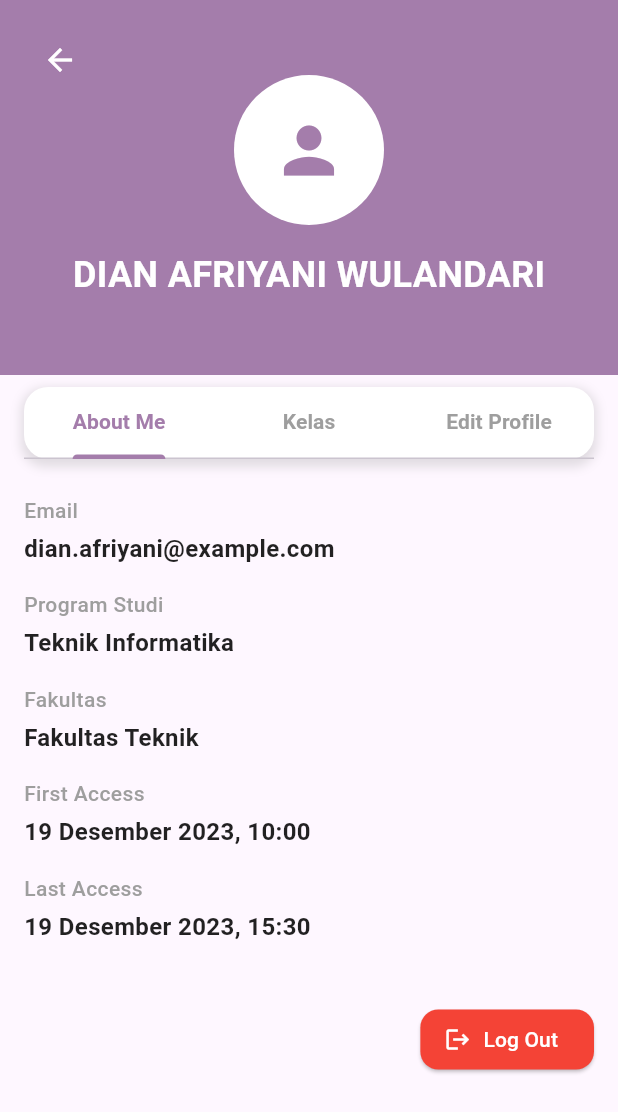
After one commit to Afriyaniwulandari/LearningMS, a Flutter app: the MyHomePage screen opened directly, after a tap on "Hallo,", on a phone screen of 412 x 824 dp. The commit adds this screen. Shown: the top 1112 px of the screen. Run offline on Flutter 3.47's test engine with Material 3 defaults, Android fonts, the phone set to English and light mode, and no system bars.

Commit message:
Menambahkan Halaman Profile + Menyesuaikan semuanya

```diff
--- a/lib/home_screen.dart
+++ b/lib/home_screen.dart
@@ -1,5 +1,6 @@
 import 'package:flutter/material.dart';
 import 'kelas_page.dart';
+import 'profile_page.dart';
 
 class MyHomePage extends StatefulWidget {
   const MyHomePage({super.key, required this.title});
@@ -28,8 +29,16 @@ class _MyHomePageState extends State<MyHomePage> {
   @override
   Widget build(BuildContext context) {
     return Scaffold(
-      appBar: PreferredSize(
+      appBar: _selectedIndex == 0
+          ? PreferredSize(
               preferredSize: const Size.fromHeight(120),
+              child: GestureDetector(
+                onTap: () {
+                  Navigator.push(
+                    context,
+                    MaterialPageRoute(builder: (_) => const ProfilePage()),
+                  );
+                },
                 child: Container(
                   color: const Color(0xFFA47DAB),
                   child: SafeArea(
@@ -38,10 +47,7 @@ class _MyHomePageState extends State<MyHomePage> {
                         horizontal: 16.0,
                         vertical: 8.0,
                       ),
-              child: Row(
-                mainAxisAlignment: MainAxisAlignment.spaceBetween,
-                children: [
-                  Column(
+                      child: Column(
                         crossAxisAlignment: CrossAxisAlignment.start,
                         mainAxisAlignment: MainAxisAlignment.center,
                         children: const [
@@ -59,40 +65,12 @@ class _MyHomePageState extends State<MyHomePage> {
                           ),
                         ],
                       ),
-                  Column(
-                    mainAxisAlignment: MainAxisAlignment.center,
-                    children: [
-                      Container(
-                        padding: const EdgeInsets.symmetric(
-                          horizontal: 8,
-                          vertical: 4,
-                        ),
-                        decoration: BoxDecoration(
-                          color: Colors.white.withOpacity(0.2),
-                          borderRadius: BorderRadius.circular(12),
-                        ),
-                        child: const Text(
-                          'MAHASISWA',
-                          style: TextStyle(
-                            color: Colors.white,
-                            fontSize: 12,
-                            fontWeight: FontWeight.w600,
-                          ),
-                        ),
-                      ),
-                      const SizedBox(height: 8),
-                      const CircleAvatar(
-                        backgroundColor: Colors.white,
-                        child: Icon(Icons.person, color: Color(0xFFA47DAB)),
-                      ),
-                    ],
-                  ),
-                ],
                     ),
                   ),
                 ),
               ),
-      ),
+            )
+          : null,
       body: _widgetOptions[_selectedIndex],
       bottomNavigationBar: BottomNavigationBar(
         type: BottomNavigationBarType.fixed,
@@ -233,7 +211,7 @@ class HomeContent extends StatelessWidget {
                     const Text(
                       'Maintenance Pra UAS Semester Genap 2020/2021',
                       style: TextStyle(
-                        fontSize: 16,
+                        fontSize: 15,
                         fontWeight: FontWeight.bold,
                         color: Colors.black87,
                       ),
@@ -241,12 +219,16 @@ class HomeContent extends StatelessWidget {
                     const SizedBox(height: 8),
                     Container(
                       height: 100,
+                      padding: const EdgeInsets.all(4), // 🔥 sisa tipis
                       decoration: BoxDecoration(
-                        color: Colors.grey[200],
                         borderRadius: BorderRadius.circular(8),
                       ),
-                      child: const Center(
-                        child: Icon(Icons.build, size: 48, color: Colors.grey),
+                      child: ClipRRect(
+                        borderRadius: BorderRadius.circular(6),
+                        child: Image.asset(
+                          'image/warning.jpg',
+                          fit: BoxFit.cover,
+                        ),
                       ),
                     ),
                   ],
--- a/lib/main.dart
+++ b/lib/main.dart
@@ -13,6 +13,7 @@ class MyApp extends StatelessWidget {
   @override
   Widget build(BuildContext context) {
     return MaterialApp(
+      debugShowCheckedModeBanner: false, // 🔥 WAJIB
       title: 'U Learn',
       theme: ThemeData(
         colorScheme: ColorScheme.fromSeed(seedColor: Colors.deepPurple),
--- /dev/null
+++ b/lib/profile_page.dart
@@ -0,0 +1,393 @@
+import 'package:flutter/material.dart';
+import 'login_screen.dart';
+
+class ProfilePage extends StatefulWidget {
+  const ProfilePage({super.key});
+
+  @override
+  State<ProfilePage> createState() => _ProfilePageState();
+}
+
+class _ProfilePageState extends State<ProfilePage> {
+  // User info state
+  String email = 'dian.afriyani@example.com';
+  String programStudi = 'Teknik Informatika';
+  String fakultas = 'Fakultas Teknik';
+  String riwayatLogin = 'Terakhir login: 19 Desember 2023, 15:30';
+
+  // Controllers for edit form
+  final TextEditingController _firstNameController = TextEditingController();
+  final TextEditingController _lastNameController = TextEditingController();
+  final TextEditingController _emailController = TextEditingController();
+  final TextEditingController _countryController = TextEditingController();
+  final TextEditingController _descriptionController = TextEditingController();
+
+  @override
+  void dispose() {
+    _firstNameController.dispose();
+    _lastNameController.dispose();
+    _emailController.dispose();
+    _countryController.dispose();
+    _descriptionController.dispose();
+    super.dispose();
+  }
+
+  @override
+  Widget build(BuildContext context) {
+    return Scaffold(
+      body: Column(
+        children: [
+          // Custom Header
+          Container(
+            height: 250,
+            decoration: const BoxDecoration(color: Color(0xFFA47DAB)),
+            child: SafeArea(
+              child: Stack(
+                children: [
+                  // Back Button
+                  Positioned(
+                    top: 16,
+                    left: 16,
+                    child: IconButton(
+                      icon: const Icon(Icons.arrow_back, color: Colors.white),
+                      onPressed: () => Navigator.of(context).pop(),
+                    ),
+                  ),
+                  // Profile Content
+                  Center(
+                    child: Column(
+                      mainAxisAlignment: MainAxisAlignment.center,
+                      children: const [
+                        CircleAvatar(
+                          radius: 50,
+                          backgroundColor: Colors.white,
+                          child: Icon(
+                            Icons.person,
+                            size: 50,
+                            color: Color(0xFFA47DAB),
+                          ),
+                        ),
+                        SizedBox(height: 16),
+                        Text(
+                          'DIAN AFRIYANI WULANDARI',
+                          style: TextStyle(
+                            color: Colors.white,
+                            fontSize: 24,
+                            fontWeight: FontWeight.bold,
+                          ),
+                        ),
+                      ],
+                    ),
+                  ),
+                ],
+              ),
+            ),
+          ),
+          // Tab Content
+          Expanded(
+            child: DefaultTabController(
+              length: 3,
+              child: Column(
+                children: [
+                  // TabBar in white container
+                  Container(
+                    margin: const EdgeInsets.symmetric(
+                      horizontal: 16,
+                      vertical: 8,
+                    ),
+                    decoration: BoxDecoration(
+                      color: Colors.white,
+                      borderRadius: BorderRadius.circular(16),
+                      boxShadow: [
+                        BoxShadow(
+                          color: Colors.grey.withOpacity(0.3),
+                          spreadRadius: 2,
+                          blurRadius: 5,
+                          offset: const Offset(0, 3),
+                        ),
+                      ],
+                    ),
+                    child: const TabBar(
+                      indicatorColor: Color(0xFFA47DAB),
+                      labelColor: Color(0xFFA47DAB),
+                      unselectedLabelColor: Colors.grey,
+                      labelStyle: TextStyle(fontWeight: FontWeight.bold),
+                      tabs: [
+                        Tab(text: 'About Me'),
+                        Tab(text: 'Kelas'),
+                        Tab(text: 'Edit Profile'),
+                      ],
+                    ),
+                  ),
+                  // TabBarView
+                  Expanded(
+                    child: TabBarView(
+                      children: [
+                        _buildAboutMeTab(),
+                        _buildKelasTab(),
+                        _buildEditProfileTab(),
+                      ],
+                    ),
+                  ),
+                ],
+              ),
+            ),
+          ),
+        ],
+      ),
+    );
+  }
+
+  Widget _buildAboutMeTab() {
+    return SingleChildScrollView(
+      padding: const EdgeInsets.all(16.0),
+      child: Column(
+        crossAxisAlignment: CrossAxisAlignment.start,
+        children: [
+          _buildInfoRow('Email', email),
+          const SizedBox(height: 16),
+          _buildInfoRow('Program Studi', programStudi),
+          const SizedBox(height: 16),
+          _buildInfoRow('Fakultas', fakultas),
+          const SizedBox(height: 16),
+          _buildInfoRow('First Access', '19 Desember 2023, 10:00'),
+          const SizedBox(height: 16),
+          _buildInfoRow('Last Access', '19 Desember 2023, 15:30'),
+          const SizedBox(height: 40),
+          Align(
+            alignment: Alignment.centerRight,
+            child: ElevatedButton.icon(
+              onPressed: () {
+                Navigator.pushReplacement(
+                  context,
+                  MaterialPageRoute(builder: (_) => const LoginScreen()),
+                );
+              },
+              icon: const Icon(Icons.logout),
+              label: const Text('Log Out'),
+              style: ElevatedButton.styleFrom(
+                backgroundColor: Colors.red,
+                foregroundColor: Colors.white,
+                shape: RoundedRectangleBorder(
+                  borderRadius: BorderRadius.circular(12),
+                ),
+              ),
+            ),
+          ),
+        ],
+      ),
+    );
+  }
+
+  Widget _buildInfoRow(String label, String value) {
+    return Column(
+      crossAxisAlignment: CrossAxisAlignment.start,
+      children: [
+        Text(
+          label,
+          style: const TextStyle(
+            fontSize: 14,
+            color: Colors.grey,
+            fontWeight: FontWeight.w500,
+          ),
+        ),
+        const SizedBox(height: 4),
+        Text(
+          value,
+          style: const TextStyle(
+            fontSize: 16,
+            color: Colors.black87,
+            fontWeight: FontWeight.w600,
+          ),
+        ),
+      ],
+    );
+  }
+
+  Widget _buildKelasTab() {
+    return SingleChildScrollView(
+      padding: const EdgeInsets.all(16.0),
+      child: Column(
+        children: courses.map((course) {
+          return Card(
+            elevation: 4,
+            shape: RoundedRectangleBorder(
+              borderRadius: BorderRadius.circular(16),
+            ),
+            margin: const EdgeInsets.only(bottom: 16),
+            child: Padding(
+              padding: const EdgeInsets.all(16.0),
+              child: Row(
+                children: [
+                  Container(
+                    width: 60,
+                    height: 60,
+                    decoration: BoxDecoration(
+                      borderRadius: BorderRadius.circular(12),
+                    ),
+                    child: ClipRRect(
+                      borderRadius: BorderRadius.circular(12),
+                      child: Image.asset(course['image']!, fit: BoxFit.cover),
+                    ),
+                  ),
+                  const SizedBox(width: 16),
+                  Expanded(
+                    child: Column(
+                      crossAxisAlignment: CrossAxisAlignment.start,
+                      children: [
+                        Text(
+                          course['name']!,
+                          style: const TextStyle(
+                            fontSize: 16,
+                            fontWeight: FontWeight.bold,
+                            color: Colors.black87,
+                          ),
+                        ),
+                        const SizedBox(height: 4),
+                        Text(
+                          course['code']!,
+                          style: const TextStyle(
+                            fontSize: 14,
+                            color: Colors.grey,
+                          ),
+                        ),
+                        const SizedBox(height: 4),
+                        Text(
+                          'Tanggal Mulai: 1 Januari 2023',
+                          style: const TextStyle(
+                            fontSize: 12,
+                            color: Colors.grey,
+                          ),
+                        ),
+                      ],
+                    ),
+                  ),
+                ],
+              ),
+            ),
+          );
+        }).toList(),
+      ),
+    );
+  }
+
+  Widget _buildEditProfileTab() {
+    return SingleChildScrollView(
+      padding: const EdgeInsets.all(16.0),
+      child: Column(
+        children: [
+          TextFormField(
+            controller: _firstNameController,
+            decoration: const InputDecoration(
+              labelText: 'Nama Depan',
+              border: OutlineInputBorder(),
+            ),
+          ),
+          const SizedBox(height: 16),
+          TextFormField(
+            controller: _lastNameController,
+            decoration: const InputDecoration(
+              labelText: 'Nama Belakang',
+              border: OutlineInputBorder(),
+            ),
+          ),
+          const SizedBox(height: 16),
+          TextFormField(
+            controller: _emailController,
+            decoration: const InputDecoration(
+              labelText: 'Email',
+              border: OutlineInputBorder(),
+            ),
+          ),
+          const SizedBox(height: 16),
+          TextFormField(
+            controller: _countryController,
+            decoration: const InputDecoration(
+              labelText: 'Negara',
+              border: OutlineInputBorder(),
+            ),
+          ),
+          const SizedBox(height: 16),
+          TextFormField(
+            controller: _descriptionController,
+            decoration: const InputDecoration(
+              labelText: 'Deskripsi',
+              border: OutlineInputBorder(),
+            ),
+            maxLines: 3,
+          ),
+          const SizedBox(height: 24),
+          Center(
+            child: ElevatedButton(
+              onPressed: () {
+                setState(() {
+                  email = _emailController.text;
+                });
+                ScaffoldMessenger.of(context).showSnackBar(
+                  const SnackBar(content: Text('Profile updated')),
+                );
+              },
+              style: ElevatedButton.styleFrom(
+                backgroundColor: const Color(0xFFA47DAB),
+                foregroundColor: Colors.white,
+                minimumSize: const Size(200, 50),
+                shape: RoundedRectangleBorder(
+                  borderRadius: BorderRadius.circular(12),
+                ),
+              ),
+              child: const Text(
+                'Simpan',
+                style: TextStyle(fontSize: 16, fontWeight: FontWeight.bold),
+              ),
+            ),
+          ),
+        ],
+      ),
+    );
+  }
+}
+
+const List<Map<String, dynamic>> courses = [
+  {
+    'name': 'DESAIN ANTARMUKA & PENGALAMAN PENGGUNA',
+    'code': 'UID101 - Dr. Ahmad',
+    'progress': 89,
+    'image': 'image/desain.png',
+  },
+  {
+    'name': 'KEWARGANEGARAAN',
+    'code': 'KW101 - Prof. Siti',
+    'progress': 86,
+    'image': 'image/pkn.png',
+  },
+  {
+    'name': 'SISTEM OPERASI',
+    'code': 'SO101 - Dr. Budi',
+    'progress': 90,
+    'image': 'image/sistem.png',
+  },
+  {
+    'name': 'PEMROGRAMAN PERANGKAT BERGERAK MULTIMEDIA',
+    'code': 'PPBM101 - Dr. Rina',
+    'progress': 90,
+    'image': 'image/bergerak.png',
+  },
+  {
+    'name': 'BAHASA INGGRIS: BUSINESS AND SCIENTIFIC',
+    'code': 'ENG101 - Ms. Lisa',
+    'progress': 90,
+    'image': 'image/Inggris.png',
+  },
+  {
+    'name': 'PEMROGRAMAN MULTIMEDIA INTERAKTIF',
+    'code': 'PMI101 - Dr. Eko',
+    'progress': 90,
+    'image': 'image/media.png',
+  },
+  {
+    'name': 'OLAH RAGA',
+    'code': 'OR101 - Coach Tono',
+    'progress': 90,
+    'image': 'image/olahraga.png',
+  },
+];
```
Lines whose indentation alone changed are shown as unchanged.
